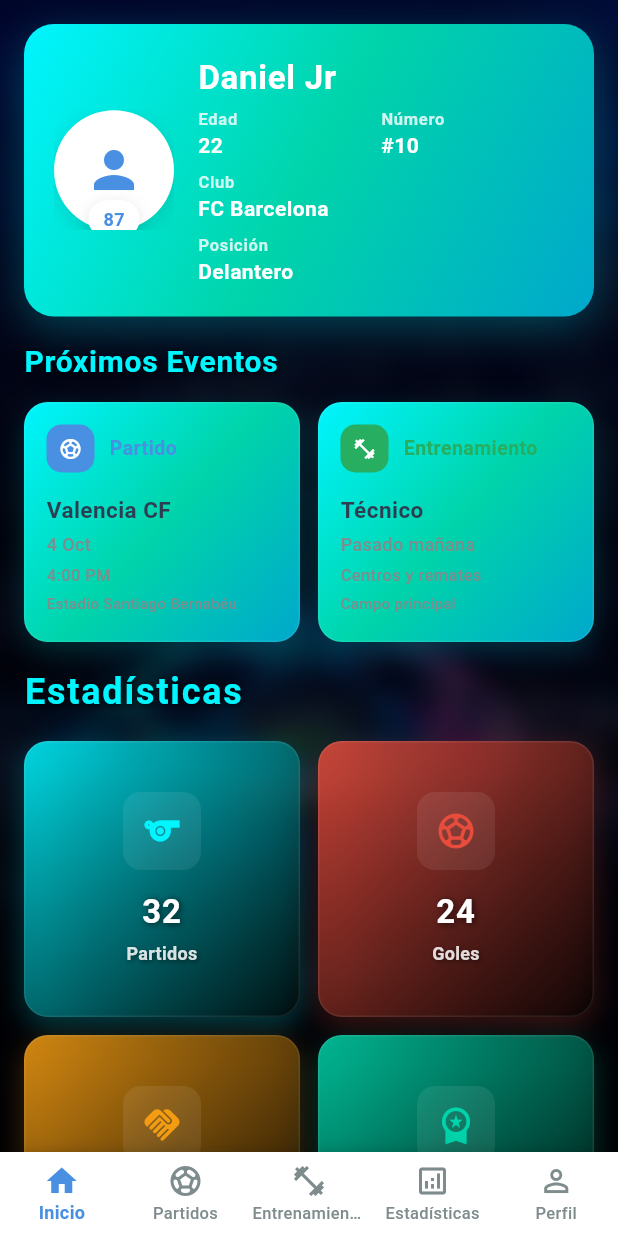
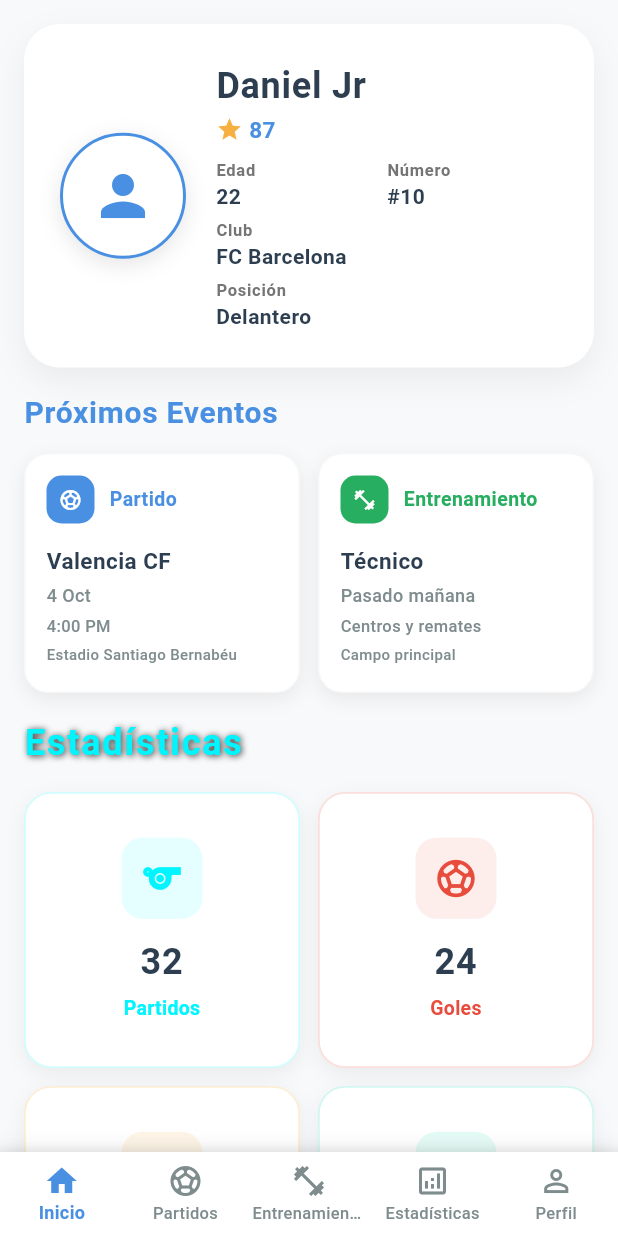
Before and after one commit to DaniielJr10/soccerlife, a Flutter app: the PrincipalPage screen opened directly, on a phone screen of 412 x 824 dp. Run offline on Flutter 3.47's test engine with Material 3 defaults, Android fonts, the phone set to English and light mode, and no system bars.

Commit message:
cambia el diseño de la pantalla principal a un fondo claro y actualiza los estilos de las tarjetas

```diff
--- a/lib/pantallas/principal.dart
+++ b/lib/pantallas/principal.dart
@@ -195,62 +195,17 @@ class _PrincipalPageState extends State<PrincipalPage> {
   @override
   Widget build(BuildContext context) {
     return Scaffold(
-      // Fondo oscuro con imagen y overlay degradado, igual que login
-      backgroundColor: Colors.black,
-      extendBodyBehindAppBar: true,
-      body: Stack(
-        children: [
-          // Fondo con imagen y overlay degradado
-          _buildFootballBackground(),
-          SafeArea(
+      backgroundColor: const Color(0xFFF8F9FA), // Fondo claro
+      body: SafeArea(
         child: _buildTabContent(),
-          ),
-        ],
       ),
       bottomNavigationBar: _buildBottomNavigationBar(),
     );
   }
 
-  /// Fondo visual igual al login
-  Widget _buildFootballBackground() {
-    return Stack(
-      children: [
-        // Imagen de fondo
-        Container(
-          decoration: const BoxDecoration(
-            image: DecorationImage(
-              image: AssetImage('images/championsfondo.png'),
-              fit: BoxFit.cover,
-            ),
-          ),
-        ),
-        // Filtro blur premium
-        Positioned.fill(
-          child: BackdropFilter(
-            filter: ImageFilter.blur(sigmaX: 8, sigmaY: 8),
-            child: Container(
-              color: Colors.black.withOpacity(0.15), // Sutil para dejar ver el fondo
-            ),
-          ),
-        ),
-        // Overlay degradado más translúcido y notorio
-        Container(
-          decoration: BoxDecoration(
-            gradient: LinearGradient(
-              begin: Alignment.topCenter,
-              end: Alignment.bottomCenter,
-              colors: [
-                Colors.black.withOpacity(0.45),
-                Colors.black.withOpacity(0.7),
-                Colors.black.withOpacity(0.92),
-              ],
-              stops: const [0.0, 0.5, 1.0],
-            ),
-          ),
-        ),
-      ],
-    );
-  }
+  // El fondo visual oscuro ha sido eliminado para un tema claro
+  // Si se desea un fondo claro con imagen, se puede agregar aquí una versión clara
+  // pero por ahora se omite para mantener el diseño limpio y claro.
 
   // ===== CONSTRUCCIÓN DE LA PESTAÑA PRINCIPAL (INICIO) =====
 
@@ -283,128 +238,92 @@ class _PrincipalPageState extends State<PrincipalPage> {
   Widget _buildCartaJugador() {
     return Container(
       width: double.infinity,
-      padding: const EdgeInsets.all(20),
+      padding: const EdgeInsets.all(24),
       decoration: BoxDecoration(
-        borderRadius: BorderRadius.circular(20),
-        gradient: const LinearGradient(
-          begin: Alignment.topLeft,
-          end: Alignment.bottomRight,
-          colors: [
-            Color(0xFF00f5ff),
-            Color(0xFF00d4aa),
-            Color(0xFF00a8cc),
-          ],
-        ),
+        borderRadius: BorderRadius.circular(24),
+        color: Colors.white,
         boxShadow: [
           BoxShadow(
-            color: const Color(0xFF00f5ff).withOpacity(0.25),
-            blurRadius: 24,
+            color: Colors.black.withOpacity(0.06),
+            blurRadius: 18,
             offset: const Offset(0, 8),
           ),
         ],
       ),
       child: Row(
         children: [
-          // Avatar del jugador con rating
-          Stack(
-            alignment: Alignment.center,
-            children: [
-              // Círculo del avatar
+          // Avatar profesional con borde y sombra
           Container(
-                width: 80,
-                height: 80,
+            width: 84,
+            height: 84,
             decoration: BoxDecoration(
-                  color: Colors.white,
               shape: BoxShape.circle,
+              border: Border.all(color: const Color(0xFF4A90E2), width: 2),
               boxShadow: [
                 BoxShadow(
-                      color: Colors.black.withOpacity(0.1),
-                      blurRadius: 10,
-                      spreadRadius: 0,
+                  color: Colors.black.withOpacity(0.10),
+                  blurRadius: 12,
                   offset: const Offset(0, 4),
                 ),
               ],
+              color: Colors.white,
             ),
-                child: const Icon(
+            child: Center(
+              child: Icon(
                 Icons.person,
-                  color: Color(0xFF4A90E2),
-                  size: 40,
-                ),
-              ),
-              // Badge del rating
-              Positioned(
-                bottom: -5,
-                child: Container(
-                  padding: const EdgeInsets.symmetric(horizontal: 10, vertical: 4),
-                  decoration: BoxDecoration(
-                    color: Colors.white,
-                    borderRadius: BorderRadius.circular(15),
-                    boxShadow: [
-                      BoxShadow(
-                        color: Colors.black.withOpacity(0.1),
-                        blurRadius: 8,
-                        spreadRadius: 0,
-                        offset: const Offset(0, 2),
-                      ),
-                    ],
-                  ),
-                  child: Text(
-                    '${_perfilJugador.rating}',
-                    style: const TextStyle(
-                      color: Color(0xFF4A90E2),
-                      fontSize: 12,
-                      fontWeight: FontWeight.bold,
+                color: const Color(0xFF4A90E2),
+                size: 44,
               ),
             ),
           ),
-              ),
-            ],
-          ),
-          const SizedBox(width: 16),
-
+          const SizedBox(width: 20),
           // Información del jugador
           Expanded(
             child: Column(
               crossAxisAlignment: CrossAxisAlignment.start,
               children: [
-                // Nombre del jugador
                 Text(
                   _perfilJugador.nombre,
                   style: const TextStyle(
-                    color: Colors.white,
-                    fontSize: 22,
+                    color: Color(0xFF2C3E50),
+                    fontSize: 24,
                     fontWeight: FontWeight.bold,
                     letterSpacing: 0.5,
                   ),
                   overflow: TextOverflow.ellipsis,
                 ),
-                const SizedBox(height: 4),
-
-                // Información básica en grid
+                const SizedBox(height: 2),
                 Row(
                   children: [
-                    Expanded(
-                      child: _buildInfoItem('Edad', '${_perfilJugador.edad}'),
+                    Icon(Icons.star, color: Color(0xFFF5B041), size: 18),
+                    const SizedBox(width: 4),
+                    Text(
+                      '${_perfilJugador.rating}',
+                      style: const TextStyle(
+                        color: Color(0xFF4A90E2),
+                        fontWeight: FontWeight.bold,
+                        fontSize: 15,
                       ),
-                    Expanded(
-                      child: _buildInfoItem('Número', '#${_perfilJugador.numero}'),
                     ),
                   ],
                 ),
-                const SizedBox(height: 6),
+                const SizedBox(height: 8),
                 Row(
                   children: [
-                    Expanded(
-                      child: _buildInfoItem('Club', _perfilJugador.club),
-                    ),
+                    Expanded(child: _buildInfoItem('Edad', '${_perfilJugador.edad}')),
+                    Expanded(child: _buildInfoItem('Número', '#${_perfilJugador.numero}')),
                   ],
                 ),
-                const SizedBox(height: 6),
+                const SizedBox(height: 4),
                 Row(
                   children: [
-                    Expanded(
-                      child: _buildInfoItem('Posición', _perfilJugador.posicion),
+                    Expanded(child: _buildInfoItem('Club', _perfilJugador.club)),
+                  ],
                 ),
+                const SizedBox(height: 4),
+                Row(
+                  children: [
+                    Expanded(child: _buildInfoItem('Posición', _perfilJugador.posicion)),
                   ],
                 ),
               ],
@@ -424,7 +343,7 @@ class _PrincipalPageState extends State<PrincipalPage> {
         Text(
           label,
           style: TextStyle(
-            color: Colors.white.withOpacity(0.8),
+            color: Colors.grey[600],
             fontSize: 11,
             fontWeight: FontWeight.w600,
             letterSpacing: 0.5,
@@ -433,7 +352,7 @@ class _PrincipalPageState extends State<PrincipalPage> {
         Text(
           value,
           style: const TextStyle(
-            color: Colors.white,
+            color: Color(0xFF2C3E50),
             fontSize: 14,
             fontWeight: FontWeight.bold,
             letterSpacing: 0.3,
@@ -452,20 +371,13 @@ class _PrincipalPageState extends State<PrincipalPage> {
     return Column(
       crossAxisAlignment: CrossAxisAlignment.start,
       children: [
-        Text(
+        const Text(
           'Próximos Eventos',
           style: TextStyle(
             fontSize: 20,
             fontWeight: FontWeight.bold,
-            color: const Color(0xFF00f5ff),
+            color: Color(0xFF4A90E2),
             letterSpacing: 0.5,
-            shadows: [
-              Shadow(
-                offset: const Offset(1, 1),
-                blurRadius: 6,
-                color: Colors.black.withOpacity(0.7),
-              ),
-            ],
           ),
         ),
         const SizedBox(height: 12),
@@ -494,24 +406,16 @@ class _PrincipalPageState extends State<PrincipalPage> {
         padding: const EdgeInsets.all(14),
         decoration: BoxDecoration(
           borderRadius: BorderRadius.circular(16),
-          gradient: const LinearGradient(
-            begin: Alignment.topLeft,
-            end: Alignment.bottomRight,
-            colors: [
-              Color(0xFF00f5ff),
-              Color(0xFF00d4aa),
-              Color(0xFF00a8cc),
-            ],
-          ),
+          color: Colors.white,
           boxShadow: [
             BoxShadow(
-              color: const Color(0xFF00f5ff).withOpacity(0.18),
-              blurRadius: 16,
-              offset: const Offset(0, 6),
+              color: Colors.black.withOpacity(0.07),
+              blurRadius: 10,
+              offset: const Offset(0, 4),
             ),
           ],
           border: Border.all(
-            color: Colors.white.withOpacity(0.08),
+            color: Colors.grey.withOpacity(0.08),
             width: 1,
           ),
         ),
@@ -617,24 +521,16 @@ class _PrincipalPageState extends State<PrincipalPage> {
         padding: const EdgeInsets.all(14),
         decoration: BoxDecoration(
           borderRadius: BorderRadius.circular(16),
-          gradient: const LinearGradient(
-            begin: Alignment.topLeft,
-            end: Alignment.bottomRight,
-            colors: [
-              Color(0xFF00f5ff),
-              Color(0xFF00d4aa),
-              Color(0xFF00a8cc),
-            ],
-          ),
+          color: Colors.white,
           boxShadow: [
             BoxShadow(
-              color: const Color(0xFF00f5ff).withOpacity(0.18),
-              blurRadius: 16,
-              offset: const Offset(0, 6),
+              color: Colors.black.withOpacity(0.07),
+              blurRadius: 10,
+              offset: const Offset(0, 4),
             ),
           ],
           border: Border.all(
-            color: Colors.white.withOpacity(0.08),
+            color: Colors.grey.withOpacity(0.08),
             width: 1,
           ),
         ),
@@ -831,27 +727,20 @@ class _PrincipalPageState extends State<PrincipalPage> {
     required IconData icon,
   }) {
     return Container(
-      padding: const EdgeInsets.all(16),
+      padding: const EdgeInsets.all(18),
       decoration: BoxDecoration(
-        borderRadius: BorderRadius.circular(16),
-        gradient: LinearGradient(
-          begin: Alignment.topLeft,
-          end: Alignment.bottomRight,
-          colors: [
-            color.withOpacity(0.85),
-            Colors.black.withOpacity(0.7),
-          ],
-        ),
+        borderRadius: BorderRadius.circular(18),
+        color: Colors.white,
         boxShadow: [
           BoxShadow(
-            color: color.withOpacity(0.25),
-            blurRadius: 16,
-            offset: const Offset(0, 6),
+            color: Colors.black.withOpacity(0.06),
+            blurRadius: 10,
+            offset: const Offset(0, 4),
           ),
         ],
         border: Border.all(
-          color: Colors.white.withOpacity(0.08),
-          width: 1,
+          color: color.withOpacity(0.18),
+          width: 1.2,
         ),
       ),
       child: Column(
@@ -860,31 +749,24 @@ class _PrincipalPageState extends State<PrincipalPage> {
           Container(
             padding: const EdgeInsets.all(12),
             decoration: BoxDecoration(
-              color: Colors.white.withOpacity(0.08),
-              borderRadius: BorderRadius.circular(12),
+              color: color.withOpacity(0.10),
+              borderRadius: BorderRadius.circular(14),
             ),
             child: Icon(
               icon,
               color: color,
-              size: 28,
+              size: 30,
             ),
           ),
           const SizedBox(height: 12),
           Flexible(
             child: Text(
               value,
-              style: TextStyle(
-                color: Colors.white,
-                fontSize: 22,
+              style: const TextStyle(
+                color: Color(0xFF2C3E50),
+                fontSize: 24,
                 fontWeight: FontWeight.bold,
                 letterSpacing: 0.5,
-                shadows: [
-                  Shadow(
-                    offset: Offset(1, 1),
-                    blurRadius: 6,
-                    color: Colors.black.withOpacity(0.7),
-                  ),
-                ],
               ),
               maxLines: 1,
               overflow: TextOverflow.ellipsis,
@@ -896,17 +778,10 @@ class _PrincipalPageState extends State<PrincipalPage> {
             child: Text(
               title,
               style: TextStyle(
-                color: Colors.white.withOpacity(0.85),
-                fontSize: 12,
+                color: color,
+                fontSize: 13,
                 fontWeight: FontWeight.w600,
                 letterSpacing: 0.2,
-                shadows: [
-                  Shadow(
-                    offset: Offset(1, 1),
-                    blurRadius: 4,
-                    color: Colors.black.withOpacity(0.5),
-                  ),
-                ],
               ),
               maxLines: 1,
               overflow: TextOverflow.ellipsis,
```
Lines whose indentation alone changed are shown as unchanged.
